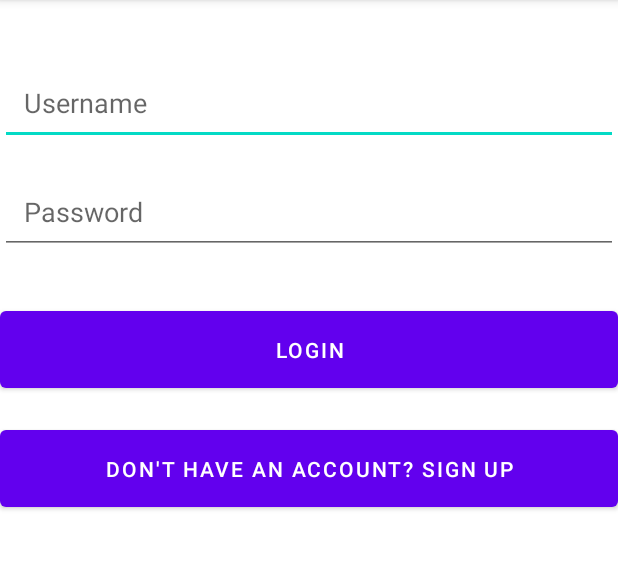
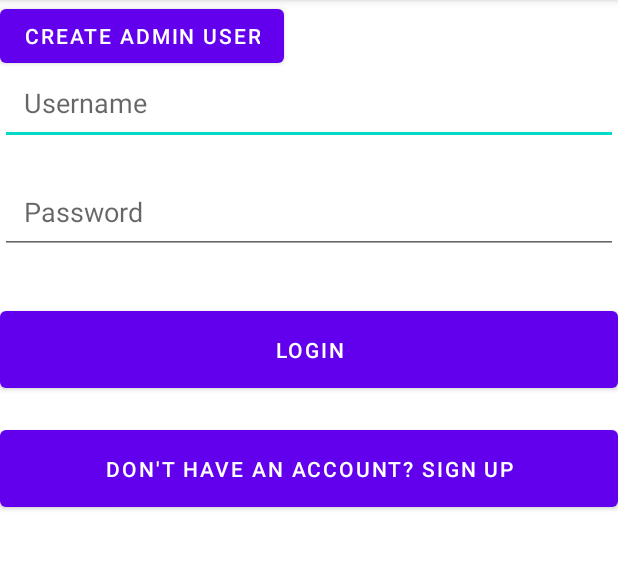
Before and after one commit to zero-senpai/InvManagerApp, an Android app: the screen it shows after launch (LoginActivity), on a phone screen of 412 x 824 dp, the part 84-652 px from its top. Run offline under Robolectric (Android 15) with nearby library versions, the phone set to English and light mode, and no system bars; our stand-ins replace Room's generated code.

Commit message:
Add button to create Admin user for testing

```diff
--- a/app/src/main/java/com/zybooks/jakebinvmanager/data/database/DatabaseExecutor.java
+++ b/app/src/main/java/com/zybooks/jakebinvmanager/data/database/DatabaseExecutor.java
@@ -111,6 +111,22 @@ public class DatabaseExecutor {
         });
     }
 
+    public void createUser(final User user, final TestUserCallback callback) {
+        executor.execute(new Runnable() {
+            @Override
+            public void run() {
+                try {
+                    // Insert the user into the database (Assuming you have a DAO method for this)
+                    userDao.insertUser(user);
+                    callback.onUserCreated();  // Notify success
+                } catch (Exception e) {
+                    callback.onUserCreationFailed();  // Notify failure
+                }
+            }
+        });
+    }
+
+
     // Callback interfaces
     public interface SignUpCallback {
         void onSignUpSuccess();
@@ -131,4 +147,9 @@ public class DatabaseExecutor {
         void onUserFetched(User user);
         void onUserFetchedFailed();
     }
+
+    public interface TestUserCallback {
+        void onUserCreated();
+        void onUserCreationFailed();
+    }
 }
--- a/app/src/main/res/layout/activity_login.xml
+++ b/app/src/main/res/layout/activity_login.xml
@@ -56,4 +56,14 @@
         app:layout_constraintEnd_toEndOf="parent"
         android:padding="16dp"/>
 
+    <Button
+        android:id="@+id/createAdminButton"
+        android:layout_width="wrap_content"
+        android:layout_height="wrap_content"
+        android:text="Create Admin User"
+        android:layout_marginTop="16dp"
+        android:layout_alignParentBottom="true"
+        android:layout_centerHorizontal="true" />
+
+
 </androidx.constraintlayout.widget.ConstraintLayout>
```
Also changed, not shown: app/src/main/java/com/zybooks/jakebinvmanager/controller/LoginActivity.java (+39 -11 lines).
